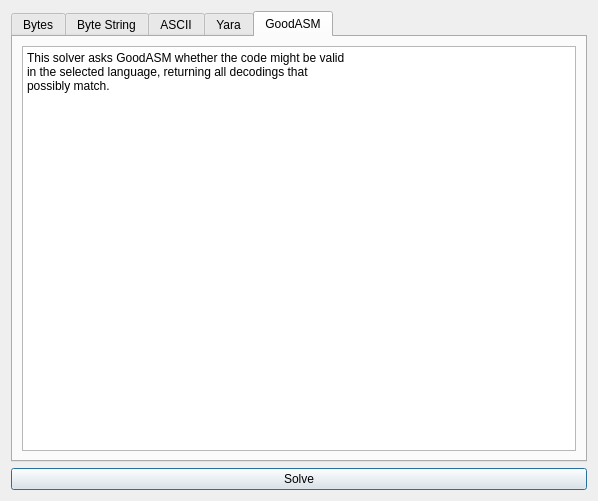
The window that romsolverdialog.ui (travisgoodspeed/maskromtool) describes before a commit, drawn with Qt 5.
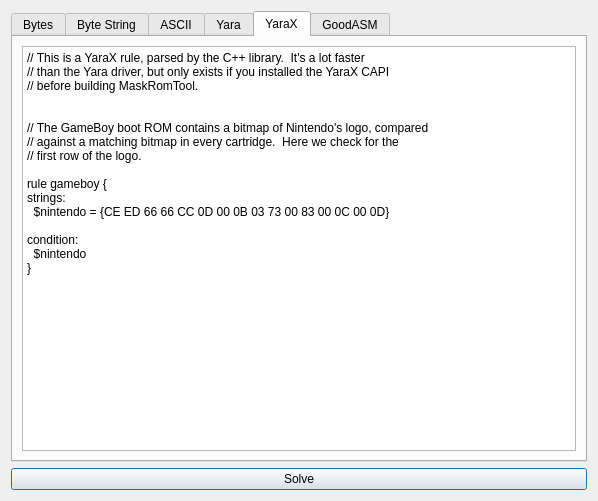
The same window after the commit.

Commit message: Yara-X now has GUI support.  #132

Patch:
```diff
--- a/romsolverdialog.ui
+++ b/romsolverdialog.ui
@@ -119,8 +119,42 @@
     strings:
         $hex = { 9b 06 00 ea }
 
-    condition:
-        $hex
+rule gameboy {
+strings:
+  $nintendo = {CE ED 66 66 CC 0D 00 0B 03 73 00 83 00 0C 00 0D}
+
+condition:
+  $nintendo
+}
+</string>
+         </property>
+        </widget>
+       </item>
+      </layout>
+     </widget>
+     <widget class="QWidget" name="tabYaraX">
+      <attribute name="title">
+       <string>YaraX</string>
+      </attribute>
+      <layout class="QVBoxLayout" name="verticalLayout_7">
+       <item>
+        <widget class="QPlainTextEdit" name="editYaraX">
+         <property name="plainText">
+          <string>// This is a YaraX rule, parsed by the C++ library.  It's a lot faster
+// than the Yara driver, but only exists if you installed the YaraX CAPI
+// before building MaskRomTool.
+
+
+// The GameBoy boot ROM contains a bitmap of Nintendo's logo, compared
+// against a matching bitmap in every cartridge.  Here we check for the
+// first row of the logo.
+
+rule gameboy {
+strings:
+  $nintendo = {CE ED 66 66 CC 0D 00 0B 03 73 00 83 00 0C 00 0D}
+
+condition:
+  $nintendo
 }
 </string>
          </property>
```
Left out of the diff: 27 changed lines with no effect on the pictures. The commit also changes 2 other files.
